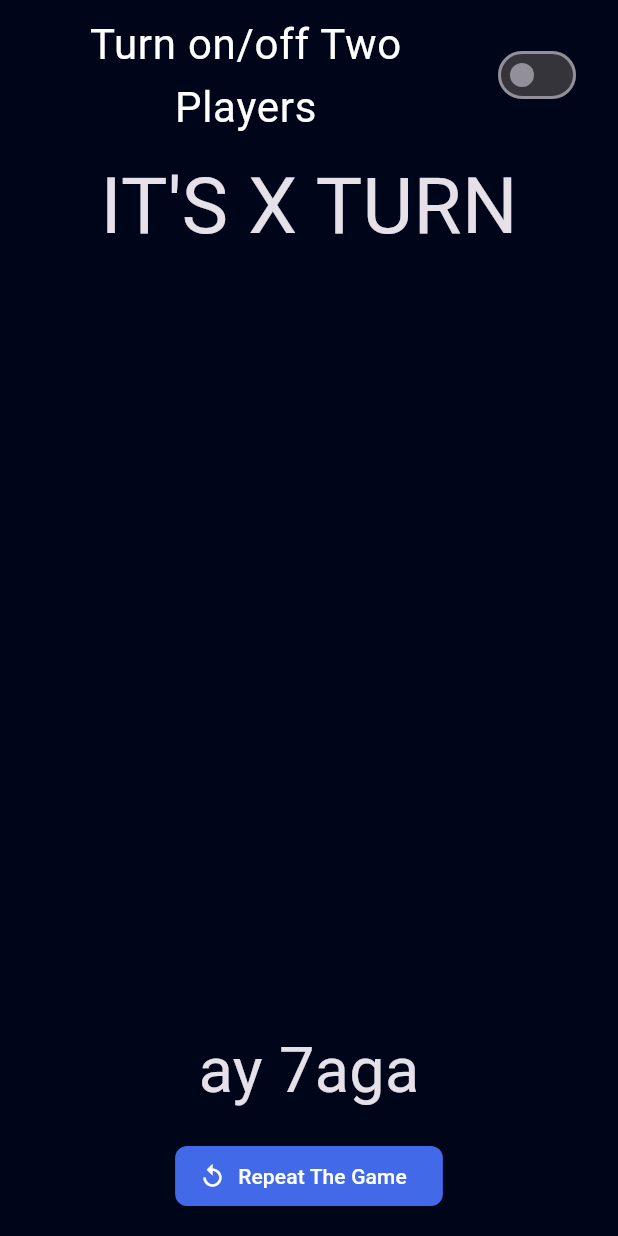
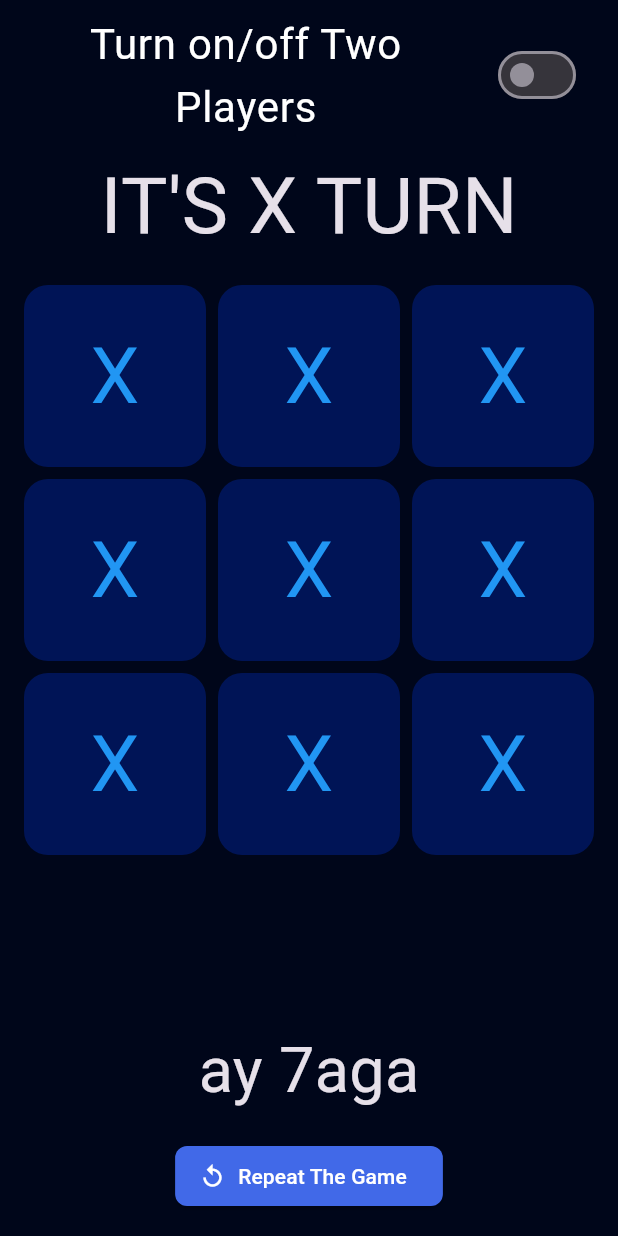
Before and after one commit to mohamedgalalelhamrawy/Tic-Tac, a Flutter app: the screen it shows after launch, on a phone screen of 412 x 824 dp. Run offline on Flutter 3.47's test engine with Material 3 defaults, Android fonts, the phone set to English and light mode, and no system bars.

```diff
--- a/lib/homepage.dart
+++ b/lib/homepage.dart
@@ -46,10 +46,33 @@ class _HomePageState extends State<HomePage> {
               ),
             ),
             // 3
-                  Spacer(flex: 1,),
+            Expanded(
+                child: GridView.count(
+              crossAxisCount: 3,
+              mainAxisSpacing: 8,
+              crossAxisSpacing: 8,
+              childAspectRatio: 1,
+              padding: const EdgeInsets.all(16),
+              children: List.generate(
+                  9,
+                  (index) => InkWell(
+                        onTap: gameover ? null : _ontap(index),
+                        child: Container(
+                          decoration: BoxDecoration(
+                              color: Theme.of(context).shadowColor,
+                              borderRadius: BorderRadius.circular(16)),
+                          child: Center(
+                            child: Text(
+                              "$activeplayer",
+                              style: TextStyle(color: Colors.blue , fontSize: 52),
+                            ),
+                          ),
+                        ),
+                      )),
+            )),
             // 4
             Text(
-             result,
+              result,
               style: const TextStyle(
                 fontSize: 42,
               ),
@@ -71,12 +94,22 @@ class _HomePageState extends State<HomePage> {
                     // result = '';
                     // turns = 0;
                   },
-                  icon: const Icon(Icons.replay,color: Colors.white,),
-                  label: const Text("Repeat The Game",style: TextStyle(color: Colors.white),)),
+                  icon: const Icon(
+                    Icons.replay,
+                    color: Colors.white,
+                  ),
+                  label: const Text(
+                    "Repeat The Game",
+                    style: TextStyle(color: Colors.white),
+                  )),
             )
           ],
         ),
       ),
     );
   }
+
+  _ontap(int index) {
+    game.gameplay(index, activeplayer);
+  }
 }
--- a/lib/logic_game.dart
+++ b/lib/logic_game.dart
@@ -3,5 +3,5 @@ class player {
 }
 
 class Game {
-
+  gameplay(int index, String activeplayer){}
 }
```
